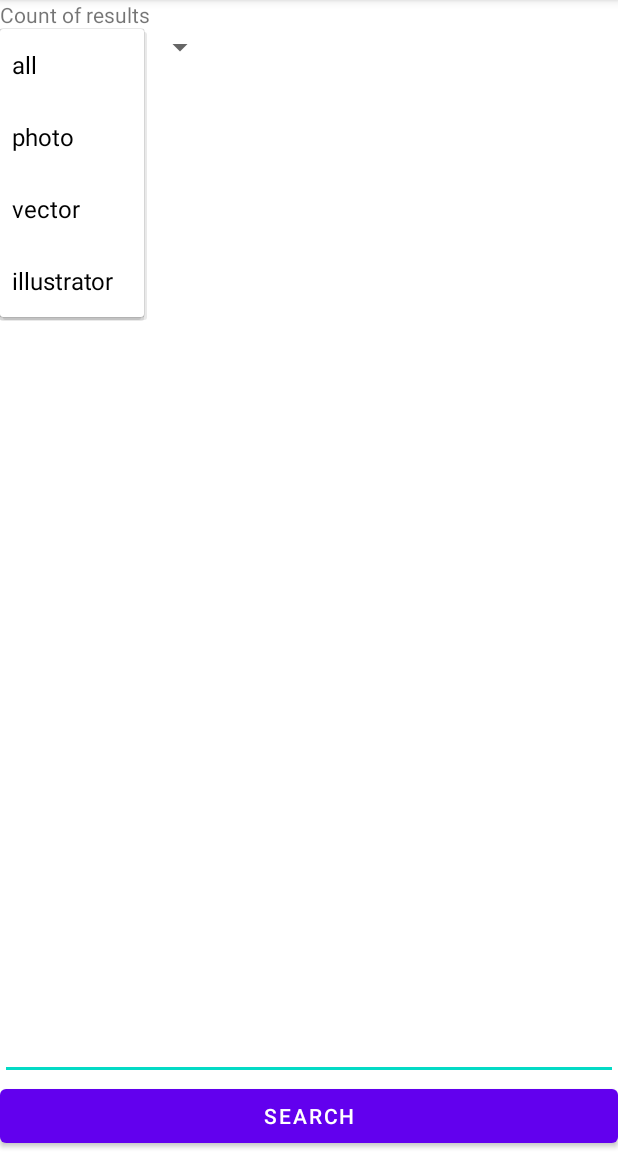
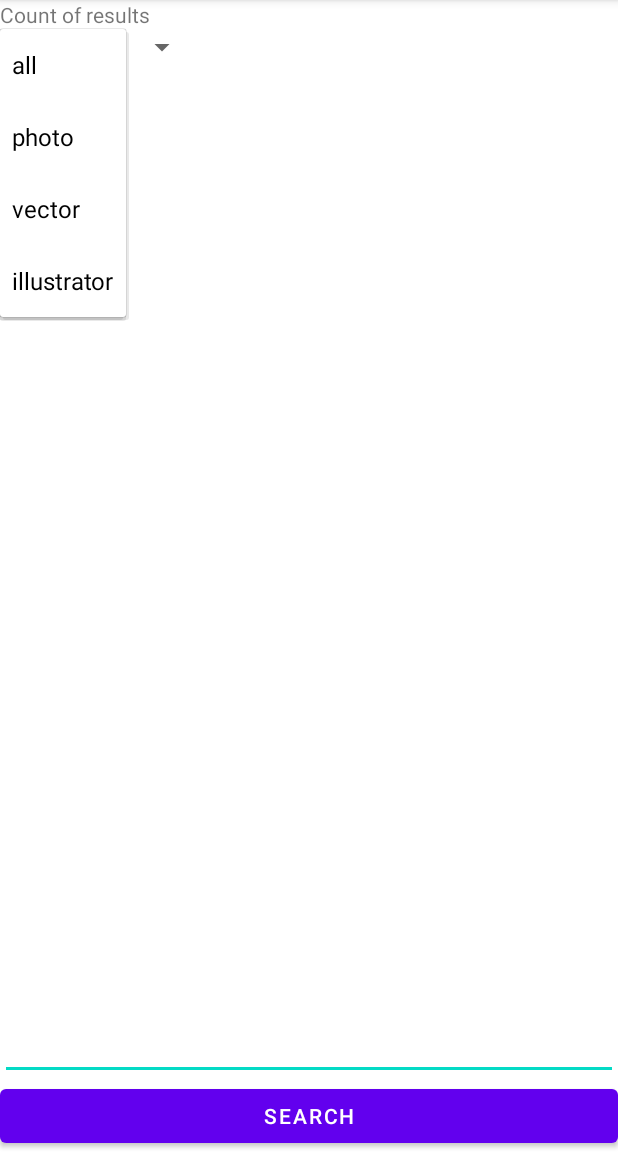
Before and after one commit to Dmitry-Serebrennikov/Mdev_episode_II, an Android app: the screen it shows after launch (MainActivity), after a tap on "all", on a phone screen of 412 x 824 dp, the part 84-1236 px from its top. Run offline under Robolectric (Android 15) with nearby library versions, the light colour scheme and no system bars.

Commit message:
Finish version

```diff
--- a/Image_search_feat_retrofit2/app/src/main/java/com/example/image_search_feat_retrofit2/MainActivity.java
+++ b/Image_search_feat_retrofit2/app/src/main/java/com/example/image_search_feat_retrofit2/MainActivity.java
@@ -29,8 +29,7 @@ public class MainActivity extends AppCompatActivity {
     String[] imageTypes = {"all", "photo", "vector", "illustrator"};
     EditText request;
     TextView count;
-    TextView selection;
-    String vibor;
+    String selection;
     Button search;
     @Override
     protected void onCreate(Bundle savedInstanceState) {
@@ -47,23 +46,19 @@ public class MainActivity extends AppCompatActivity {
         AdapterView.OnItemSelectedListener itemSelectedListener = new AdapterView.OnItemSelectedListener() {
             @Override
             public void onItemSelected(AdapterView<?> parent, View view, int position, long id) {
-                // Получаем выбранный объект
                 String type_item = (String)parent.getItemAtPosition(position);
-                //selection.setText(type_item);//(type_item);
-                vibor = type_item;
+                selection = type_item;
             }
 
             @Override
             public void onNothingSelected(AdapterView<?> parent) {
-                String type_item = (String)parent.getItemAtPosition(1);
-                selection.setText(type_item);
-                vibor = imageTypes[0];
+                selection = imageTypes[0];
             }
         };
         spinner.setOnItemSelectedListener(itemSelectedListener);
         search = findViewById(R.id.search);
         search.setOnClickListener(v -> {
-            CustomApp.getPixabayAPI().getDataByTypeQuery(CustomApp.KEY, request.getText().toString(),selection.toString()) //vibor)//vibor.toString()/*selection.toString(), значение из спиннера*/)
+            CustomApp.getPixabayAPI().getDataByTypeQuery(CustomApp.KEY, request.getText().toString(), selection)
                     .enqueue(new Callback<Result>() {
 
                 @Override
--- a/Image_search_feat_retrofit2/app/src/main/java/com/example/image_search_feat_retrofit2/adapters/ImageAdapter.java
+++ b/Image_search_feat_retrofit2/app/src/main/java/com/example/image_search_feat_retrofit2/adapters/ImageAdapter.java
@@ -48,15 +48,13 @@ public class ImageAdapter extends BaseAdapter {
 
     @Override
     public View getView(int position, View convertView, ViewGroup parent) {
-        // используем созданные, но не используемые view
         View view = convertView;
         if (view == null) {
             view = lInflater.inflate(R.layout.item, parent, false);
         }
 
         Hit hit = (Hit) getItem(position);
-        // заполняем View в пункте списка данными из товаров: наименование, цена
-        // и картинка
+
         ((TextView) view.findViewById(R.id.item_id)).setText(hit.getTags());
         View finalView = view;
         ((ImageView) finalView.findViewById(R.id.item_image)).setImageDrawable(drawables.get(position));
--- a/Image_search_feat_retrofit2/app/src/main/res/layout/activity_main.xml
+++ b/Image_search_feat_retrofit2/app/src/main/res/layout/activity_main.xml
@@ -7,43 +7,29 @@
     android:layout_height="match_parent"
     android:orientation="vertical"
     tools:context=".MainActivity">
+
     <TextView
         android:id="@+id/count"
+        android:layout_width="match_parent"
+        android:layout_height="wrap_content"
+        android:layout_alignParentTop="true"
+        android:lineSpacingExtra="8sp"
+        android:text="Count of results"
+        android:textSize="14sp" />
+
+    <Spinner
+        android:id="@+id/spinner"
         android:layout_width="wrap_content"
         android:layout_height="wrap_content"
-        android:layout_alignParentTop="true"
-        android:text="Count of results" />
-
-    <LinearLayout
-        android:id="@+id/linear"
-        android:layout_width="218dp"
-        android:layout_height="wrap_content"
-        android:layout_below="@+id/count"
-        android:orientation="horizontal">
-
-        <Spinner
-            android:id="@+id/spinner"
-            android:layout_width="wrap_content"
-            android:layout_height="match_parent"
-            android:layout_weight="0.5" />
-
-        <TextView
-            android:id="@+id/selection"
-            android:layout_width="62dp"
-            android:layout_height="match_parent"
-            android:layout_weight="0.5" />
-    </LinearLayout>
-
+        android:layout_below="@+id/count" />
     <ListView
         android:id="@+id/imageList"
         android:layout_width="match_parent"
         android:layout_height="match_parent"
         android:layout_above="@+id/request"
-        android:layout_below="@+id/linear"
+        android:layout_below="@+id/spinner"
         android:layout_marginBottom="12dp"
         >
-
-
     </ListView>
 
     <EditText
```
